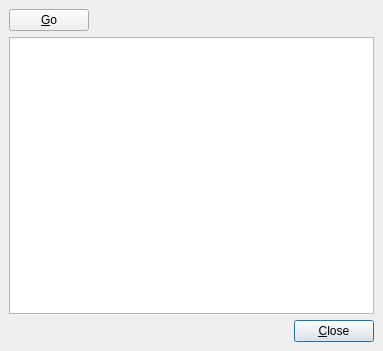
The window that win.ui (tkopets/async-db-access-qt) describes before a commit, drawn with Qt 5.
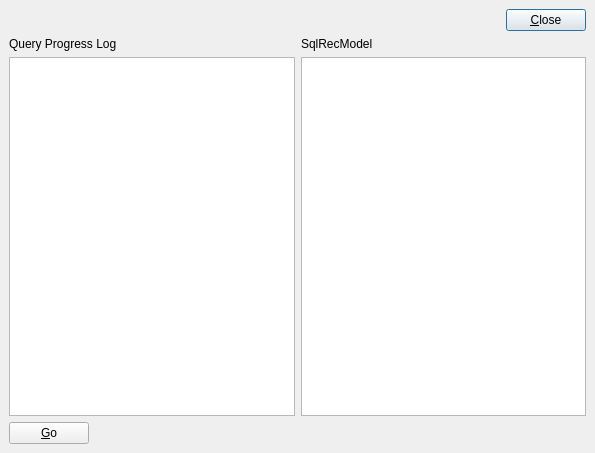
The same window after the commit.

Commit message: using SqlRecModel to show async query results

Patch:
```diff
--- a/win.ui
+++ b/win.ui
@@ -1,94 +1,119 @@
 <ui version="4.0" >
  <class>win</class>
- <widget class="QWidget" name="win" >
-  <property name="geometry" >
+ <widget class="QWidget" name="win">
+  <property name="geometry">
    <rect>
     <x>0</x>
     <y>0</y>
-    <width>383</width>
-    <height>351</height>
+    <width>595</width>
+    <height>453</height>
    </rect>
   </property>
   <property name="windowTitle" >
    <string>Asynchronous Database Access With Qt</string>
   </property>
-  <layout class="QGridLayout" >
-   <property name="margin" >
-    <number>9</number>
-   </property>
-   <property name="spacing" >
+  <layout class="QHBoxLayout" name="horizontalLayout">
+   <property name="spacing">
     <number>6</number>
    </property>
-   <item row="0" column="0" >
-    <layout class="QHBoxLayout" >
-     <property name="margin" >
-      <number>0</number>
-     </property>
-     <property name="spacing" >
-      <number>6</number>
-     </property>
+   <property name="margin">
+    <number>9</number>
+   </property>
+   <item>
+    <layout class="QVBoxLayout" name="verticalLayout_4">
      <item>
-      <widget class="QPushButton" name="goButton" >
-       <property name="text" >
-        <string>&amp;Go</string>
+      <layout class="QHBoxLayout">
+       <property name="spacing">
+        <number>6</number>
        </property>
-      </widget>
-     </item>
-     <item>
-      <spacer>
-       <property name="orientation" >
-        <enum>Qt::Horizontal</enum>
+       <property name="margin">
+        <number>0</number>
        </property>
-       <property name="sizeHint" >
-        <size>
-         <width>271</width>
-         <height>20</height>
-        </size>
-       </property>
-      </spacer>
+       <item>
+        <spacer>
+         <property name="orientation">
+          <enum>Qt::Horizontal</enum>
+         </property>
+         <property name="sizeHint" stdset="0">
+          <size>
+           <width>261</width>
+           <height>20</height>
+          </size>
+         </property>
+        </spacer>
+       </item>
+       <item>
+        <widget class="QPushButton" name="closeButton">
+         <property name="text">
+          <string>&amp;Close</string>
+         </property>
+         <property name="default">
+          <bool>true</bool>
+         </property>
+        </widget>
+       </item>
+      </layout>
      </item>
-    </layout>
-   </item>
-   <item row="1" column="0" >
-    <widget class="QTextBrowser" name="textBrowser" >
-     <property name="acceptRichText" >
-      <bool>false</bool>
-     </property>
-     <property name="textInteractionFlags" >
-      <enum>Qt::NoTextInteraction</enum>
-     </property>
-    </widget>
-   </item>
-   <item row="2" column="0" >
-    <layout class="QHBoxLayout" >
-     <property name="margin" >
-      <number>0</number>
-     </property>
-     <property name="spacing" >
-      <number>6</number>
-     </property>
      <item>
-      <spacer>
-       <property name="orientation" >
-        <enum>Qt::Horizontal</enum>
-       </property>
-       <property name="sizeHint" >
-        <size>
-         <width>261</width>
-         <height>20</height>
-        </size>
-       </property>
-      </spacer>
+      <layout class="QGridLayout" name="gridLayout">
+       <item row="1" column="0">
+        <widget class="QTextBrowser" name="textBrowser">
+         <property name="acceptRichText">
+          <bool>false</bool>
+         </property>
+         <property name="textInteractionFlags">
+          <set>Qt::NoTextInteraction</set>
+         </property>
+        </widget>
+       </item>
+       <item row="1" column="1">
+        <widget class="QTableView" name="tableView"/>
+       </item>
+       <item row="0" column="0">
+        <widget class="QLabel" name="label">
+         <property name="text">
+          <string>Query Progress Log</string>
+         </property>
+        </widget>
+       </item>
+       <item row="0" column="1">
+        <widget class="QLabel" name="label_2">
+         <property name="text">
+          <string>SqlRecModel</string>
+         </property>
+        </widget>
+       </item>
+      </layout>
      </item>
      <item>
-      <widget class="QPushButton" name="closeButton" >
-       <property name="text" >
-        <string>&amp;Close</string>
+      <layout class="QHBoxLayout">
+       <property name="spacing">
+        <number>6</number>
        </property>
-       <property name="default" >
-        <bool>true</bool>
+       <property name="margin">
+        <number>0</number>
        </property>
-      </widget>
+       <item>
+        <widget class="QPushButton" name="goButton">
+         <property name="text">
+          <string>&amp;Go</string>
+         </property>
+        </widget>
+       </item>
+       <item>
+        <spacer>
+         <property name="orientation">
+          <enum>Qt::Horizontal</enum>
+         </property>
+         <property name="sizeHint" stdset="0">
+          <size>
+           <width>271</width>
+           <height>20</height>
+          </size>
+         </property>
+        </spacer>
+       </item>
+      </layout>
      </item>
     </layout>
    </item>
```
Left out of the diff: 5 changed lines with no effect on the pictures. The commit also changes 6 other files.
